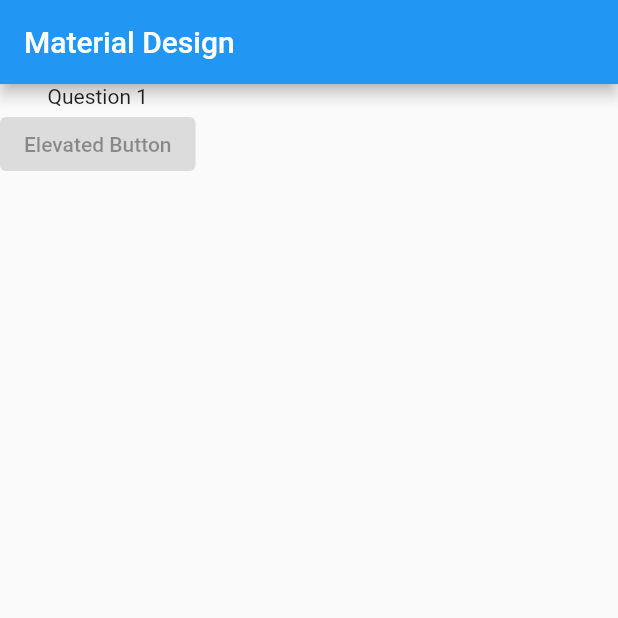
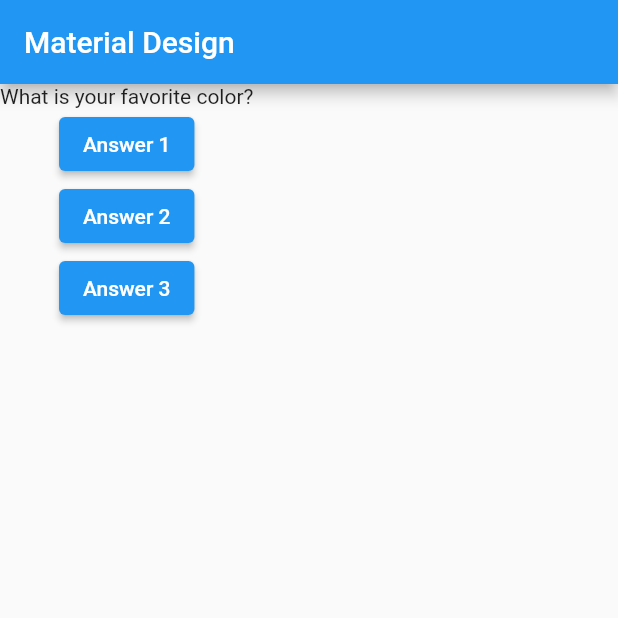
Before and after one commit to soikat77/quiz, a Flutter app: the screen it shows after launch, on a phone screen of 412 x 824 dp, the top half of it. Run offline on Flutter 3.47's test engine with Material 2 defaults, Android fonts, the phone set to English and light mode, and no system bars.

Commit message:
Question and Answer Added

```diff
--- a/lib/main.dart
+++ b/lib/main.dart
@@ -3,19 +3,40 @@ import 'package:flutter/material.dart';
 void main() => runApp(MyApp());
 
 class MyApp extends StatelessWidget {
+  void answerQuestion() {
+    print("Answer Choosen!");
+  }
+
   @override
   Widget build(BuildContext context) {
+    List<String> questions = [
+      'What is your favorite color?',
+      'What is your favorite animal',
+    ];
+
     return MaterialApp(
       home: Scaffold(
         appBar: AppBar(
           title: Text('Material Design'),
         ),
         body: Column(
-          children: [
-            Text('Question 1'),
+          children: <Widget>[
+            // Question will set here
+            Text(questions[0]),
+            // Answer will set here
             ElevatedButton(
-              onPressed: null,
-              child: Text('Elevated Button'),
+              child: Text('Answer 1'),
+              onPressed: answerQuestion,
+            ),
+            ElevatedButton(
+              child: Text('Answer 2'),
+              onPressed: () => print('Answer 2'),
+            ),
+            ElevatedButton(
+              child: Text('Answer 3'),
+              onPressed: () {
+                print('Answer 3');
+              },
             ),
           ],
         ),
```
